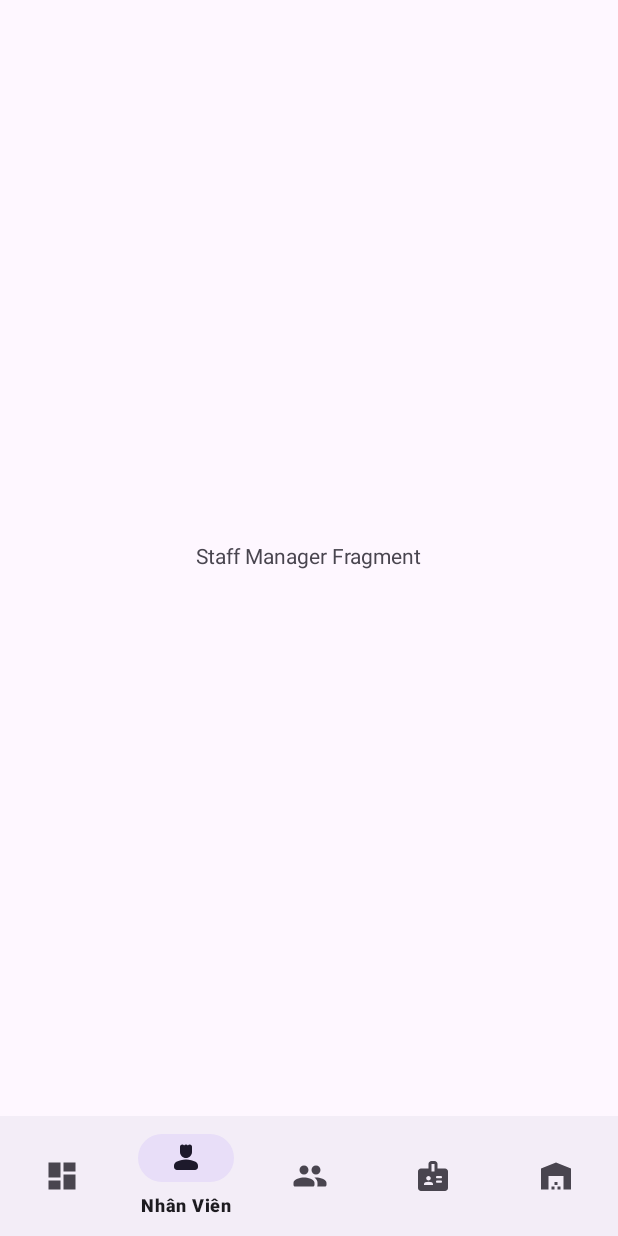
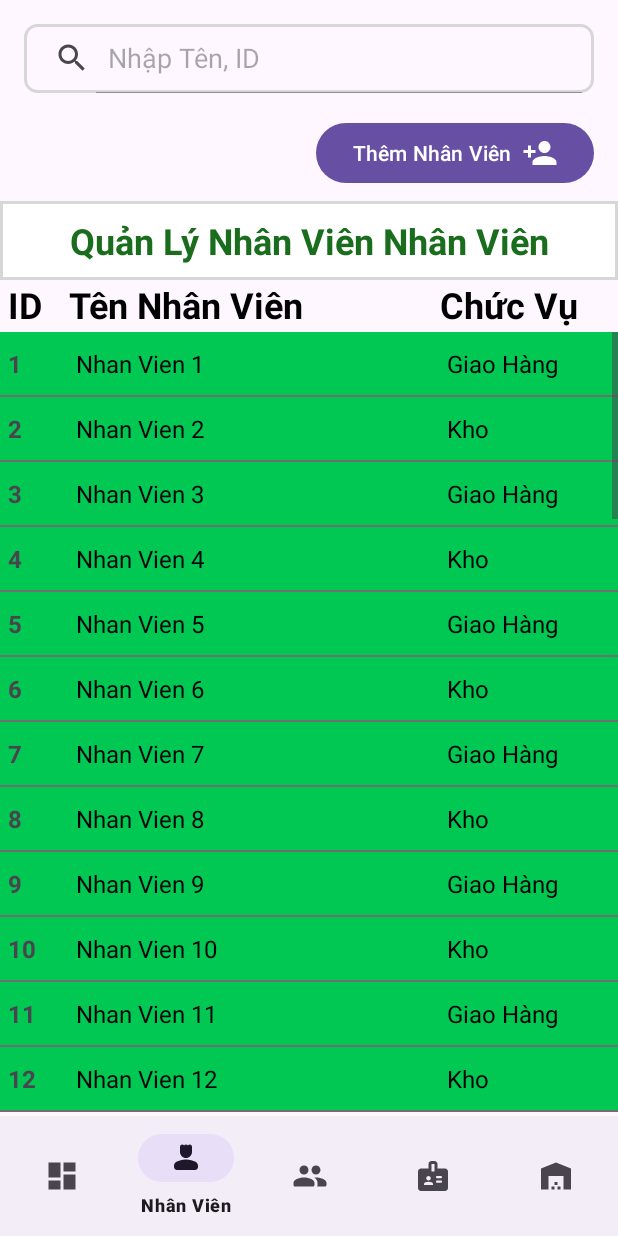
Before and after one commit to Linhvng5420/VLXDOnline, an Android app: the screen it shows after launch (Owner_HomeActivity), item 2 of the bottom bar chosen, on a phone screen of 412 x 824 dp. Run offline under Robolectric (Android 15) with nearby library versions, the phone set to English and light mode, and no system bars.

Commit message:
Tao RecycleView & Chay Thu Du Lieu Demo

```diff
--- a/app/src/main/AndroidManifest.xml
+++ b/app/src/main/AndroidManifest.xml
@@ -26,7 +26,8 @@
             android:exported="false" />
         <activity
             android:name=".Activity.Owner_HomeActivity"
-            android:exported="true">
+            android:exported="true"
+            android:windowSoftInputMode="adjustPan">
             <intent-filter>
                 <action android:name="android.intent.action.MAIN" />
 
--- a/app/src/main/java/com/tdc/vlxdonline/Activity/Owner_HomeActivity.java
+++ b/app/src/main/java/com/tdc/vlxdonline/Activity/Owner_HomeActivity.java
@@ -35,7 +35,7 @@ public class Owner_HomeActivity extends AppCompatActivity {
             if (itemId == R.id.nav_owner_dashboard) {
                 ReplaceFragment(new Fragment());
             } else if (itemId == R.id.nav_owner_nhanvien) {
-                ReplaceFragment(new Owner_StaffFragment());
+                ReplaceFragment(new Owner_NhanVienFragment());
             } else if (itemId == R.id.nav_owner_khachhang) {
                 ReplaceFragment(new Fragment());
             } else if (itemId == R.id.nav_owner_donhang) {
--- /dev/null
+++ b/app/src/main/java/com/tdc/vlxdonline/Activity/Owner_NhanVienFragment.java
@@ -0,0 +1,66 @@
+package com.tdc.vlxdonline.Activity;
+
+import android.os.Bundle;
+
+import androidx.annotation.NonNull;
+import androidx.annotation.Nullable;
+import androidx.fragment.app.Fragment;
+import androidx.recyclerview.widget.LinearLayoutManager;
+
+import android.view.LayoutInflater;
+import android.view.View;
+import android.view.ViewGroup;
+
+import com.tdc.vlxdonline.Adapter.NhanVienAdapter;
+import com.tdc.vlxdonline.Model.NhanVien;
+import com.tdc.vlxdonline.databinding.FragmentOwnerNhanvienBinding;
+
+import java.util.ArrayList;
+import java.util.List;
+
+public class Owner_NhanVienFragment extends Fragment {
+
+    private FragmentOwnerNhanvienBinding ownerNhanvienBinding;
+    private NhanVienAdapter nhanVienAdapter;
+    private List<NhanVien> nhanVienList;
+
+    @Nullable
+    @Override
+    public View onCreateView(@NonNull LayoutInflater inflater, @Nullable ViewGroup container, @Nullable Bundle savedInstanceState) {
+        // Sử dụng View Binding cho Fragment
+        ownerNhanvienBinding = FragmentOwnerNhanvienBinding.inflate(inflater, container, false);
+        return ownerNhanvienBinding.getRoot();
+    }
+
+    @Override
+    public void onViewCreated(@NonNull View view, @Nullable Bundle savedInstanceState) {
+        super.onViewCreated(view, savedInstanceState);
+
+        // Thiết lập RecyclerView
+        ownerNhanvienBinding.recyclerView.setLayoutManager(new LinearLayoutManager(getContext()));
+
+        // Sử dụng phương thức generateDummyData() để tạo dữ liệu
+        nhanVienList = generateDummyData();
+
+        // Thiết lập Adapter
+        nhanVienAdapter = new NhanVienAdapter(nhanVienList);
+        ownerNhanvienBinding.recyclerView.setAdapter(nhanVienAdapter);
+    }
+
+    // Phương thức tạo 50 dữ liệu mẫu
+    private List<NhanVien> generateDummyData() {
+        List<NhanVien> nhanVienList = new ArrayList<>();
+        for (int i = 1; i <= 50; i++) {
+            // ChucVu chỉ nhận 0 hoặc 1, sử dụng i % 2 để tạo xen kẽ 0 và 1
+            int chucVu = i % 2;
+            nhanVienList.add(new NhanVien(i, 1, "Nhan Vien " + i, chucVu, "0123456789" + i, "nhanvien" + i + "@example.com"));
+        }
+        return nhanVienList;
+    }
+
+    @Override
+    public void onDestroyView() {
+        super.onDestroyView();
+        ownerNhanvienBinding = null; // Giải phóng binding để tránh rò rỉ bộ nhớ
+    }
+}
--- a/app/src/main/java/com/tdc/vlxdonline/Activity/Owner_StaffFragment.java
+++ /dev/null
@@ -1,66 +0,0 @@
-package com.tdc.vlxdonline.Activity;
-
-import android.os.Bundle;
-
-import androidx.fragment.app.Fragment;
-
-import android.view.LayoutInflater;
-import android.view.View;
-import android.view.ViewGroup;
-
-import com.tdc.vlxdonline.R;
-
-/**
- * A simple {@link Fragment} subclass.
- * Use the {@link Owner_StaffFragment#newInstance} factory method to
- * create an instance of this fragment.
- */
-public class Owner_StaffFragment extends Fragment {
-
-    // TODO: Rename parameter arguments, choose names that match
-    // the fragment initialization parameters, e.g. ARG_ITEM_NUMBER
-    private static final String ARG_PARAM1 = "param1";
-    private static final String ARG_PARAM2 = "param2";
-
-    // TODO: Rename and change types of parameters
-    private String mParam1;
-    private String mParam2;
-
-    public Owner_StaffFragment() {
-        // Required empty public constructor
-    }
-
-    /**
-     * Use this factory method to create a new instance of
-     * this fragment using the provided parameters.
-     *
-     * @param param1 Parameter 1.
-     * @param param2 Parameter 2.
-     * @return A new instance of fragment Owner_StaffFragment.
-     */
-    // TODO: Rename and change types and number of parameters
-    public static Owner_StaffFragment newInstance(String param1, String param2) {
-        Owner_StaffFragment fragment = new Owner_StaffFragment();
-        Bundle args = new Bundle();
-        args.putString(ARG_PARAM1, param1);
-        args.putString(ARG_PARAM2, param2);
-        fragment.setArguments(args);
-        return fragment;
-    }
-
-    @Override
-    public void onCreate(Bundle savedInstanceState) {
-        super.onCreate(savedInstanceState);
-        if (getArguments() != null) {
-            mParam1 = getArguments().getString(ARG_PARAM1);
-            mParam2 = getArguments().getString(ARG_PARAM2);
-        }
-    }
-
-    @Override
-    public View onCreateView(LayoutInflater inflater, ViewGroup container,
-                             Bundle savedInstanceState) {
-        // Inflate the layout for this fragment
-        return inflater.inflate(R.layout.fragment_owner_staff, container, false);
-    }
-}
--- /dev/null
+++ b/app/src/main/java/com/tdc/vlxdonline/Adapter/NhanVienAdapter.java
@@ -0,0 +1,59 @@
+package com.tdc.vlxdonline.Adapter;
+
+import android.view.LayoutInflater;
+import android.view.ViewGroup;
+
+import androidx.annotation.NonNull;
+import androidx.recyclerview.widget.RecyclerView;
+
+import com.tdc.vlxdonline.Model.NhanVien;
+import com.tdc.vlxdonline.databinding.ItemOwnerNhanvienRcvBinding;
+
+import java.util.List;
+
+public class NhanVienAdapter extends RecyclerView.Adapter<NhanVienAdapter.NhanVienViewHolder> {
+
+    private List<NhanVien> nhanVienList;
+
+    public NhanVienAdapter(List<NhanVien> nhanVienList) {
+        this.nhanVienList = nhanVienList;
+    }
+
+    @NonNull
+    @Override
+    public NhanVienViewHolder onCreateViewHolder(@NonNull ViewGroup parent, int viewType) {
+        // Sử dụng View Binding cho dữ liệu nhân viên
+        ItemOwnerNhanvienRcvBinding binding = ItemOwnerNhanvienRcvBinding.inflate(LayoutInflater.from(parent.getContext()), parent, false);
+        return new NhanVienViewHolder(binding);
+    }
+
+    @Override
+    public void onBindViewHolder(@NonNull NhanVienViewHolder holder, int position) {
+        NhanVien nhanVien = nhanVienList.get(position);
+        holder.bind(nhanVien);
+    }
+
+    @Override
+    public int getItemCount() {
+        return nhanVienList.size();
+    }
+
+    // ViewHolder cho dữ liệu NhanVien sử dụng View Binding
+    public static class NhanVienViewHolder extends RecyclerView.ViewHolder {
+        private final ItemOwnerNhanvienRcvBinding binding;
+
+        public NhanVienViewHolder(@NonNull ItemOwnerNhanvienRcvBinding binding) {
+            super(binding.getRoot());
+            this.binding = binding;
+        }
+
+        public void bind(NhanVien nhanVien) {
+            binding.tvId.setText(String.valueOf(nhanVien.getId()));
+            binding.tvTenNV.setText(nhanVien.getTenNV());
+
+            // Hiển thị chức vụ: 0 là Kho, 1 là Giao Hàng
+            String chucVuText = nhanVien.getChucVu() == 0 ? "Kho" : "Giao Hàng";
+            binding.tvChucVu.setText(chucVuText);
+        }
+    }
+}
--- /dev/null
+++ b/app/src/main/java/com/tdc/vlxdonline/Model/NhanVien.java
@@ -0,0 +1,69 @@
+package com.tdc.vlxdonline.Model;
+
+public class NhanVien {
+    private int id;
+    private int idChu;
+    private String tenNV;
+    private int chucVu;
+    private String sdt;
+    private String email;
+
+    // Constructor
+    public NhanVien(int id, int idChu, String tenNV, int chucVu, String sdt, String email) {
+        this.id = id;
+        this.idChu = idChu;
+        this.tenNV = tenNV;
+        this.chucVu = chucVu;
+        this.sdt = sdt;
+        this.email = email;
+    }
+
+    // Getters and Setters
+    public int getId() {
+        return id;
+    }
+
+    public void setId(int id) {
+        this.id = id;
+    }
+
+    public int getIdChu() {
+        return idChu;
+    }
+
+    public void setIdChu(int idChu) {
+        this.idChu = idChu;
+    }
+
+    public String getTenNV() {
+        return tenNV;
+    }
+
+    public void setTenNV(String tenNV) {
+        this.tenNV = tenNV;
+    }
+
+    public int getChucVu() {
+        return chucVu;
+    }
+
+    public void setChucVu(int chucVu) {
+        this.chucVu = chucVu;
+    }
+
+    public String getSdt() {
+        return sdt;
+    }
+
+    public void setSdt(String sdt) {
+        this.sdt = sdt;
+    }
+
+    public String getEmail() {
+        return email;
+    }
+
+    public void setEmail(String email) {
+        this.email = email;
+    }
+}
--- /dev/null
+++ b/app/src/main/res/drawable/people_add.xml
@@ -0,0 +1,5 @@
+<vector xmlns:android="http://schemas.android.com/apk/res/android" android:height="24dp" android:tint="#000000" android:viewportHeight="24" android:viewportWidth="24" android:width="24dp">
+
+    <path android:fillColor="@android:color/white" android:pathData="M15,12c2.21,0 4,-1.79 4,-4s-1.79,-4 -4,-4 -4,1.79 -4,4 1.79,4 4,4zM6,10L6,7L4,7v3L1,10v2h3v3h2v-3h3v-2L6,10zM15,14c-2.67,0 -8,1.34 -8,4v2h16v-2c0,-2.66 -5.33,-4 -8,-4z"/>
+
+</vector>
--- /dev/null
+++ b/app/src/main/res/drawable/search_icon.xml
@@ -0,0 +1,5 @@
+<vector xmlns:android="http://schemas.android.com/apk/res/android" android:height="24dp" android:tint="#000000" android:viewportHeight="24" android:viewportWidth="24" android:width="24dp">
+
+    <path android:fillColor="@android:color/white" android:pathData="M15.5,14h-0.79l-0.28,-0.27C15.41,12.59 16,11.11 16,9.5 16,5.91 13.09,3 9.5,3S3,5.91 3,9.5 5.91,16 9.5,16c1.61,0 3.09,-0.59 4.23,-1.57l0.27,0.28v0.79l5,4.99L20.49,19l-4.99,-5zM9.5,14C7.01,14 5,11.99 5,9.5S7.01,5 9.5,5 14,7.01 14,9.5 11.99,14 9.5,14z"/>
+
+</vector>
--- /dev/null
+++ b/app/src/main/res/layout/fragment_owner_nhanvien.xml
@@ -0,0 +1,119 @@
+<?xml version="1.0" encoding="utf-8"?>
+<FrameLayout xmlns:android="http://schemas.android.com/apk/res/android"
+    xmlns:app="http://schemas.android.com/apk/res-auto"
+    xmlns:tools="http://schemas.android.com/tools"
+    android:layout_width="match_parent"
+    android:layout_height="match_parent"
+    tools:context=".Activity.Owner_NhanVienFragment">
+
+    <androidx.constraintlayout.widget.ConstraintLayout
+        android:layout_width="match_parent"
+        android:layout_height="match_parent">
+
+        <!-- SearchView với bo góc và mở rộng phạm vi nhấn -->
+
+        <SearchView
+            android:id="@+id/ownerNhanVien_search"
+            android:layout_width="0dp"
+            android:layout_height="46dp"
+            android:layout_marginStart="16dp"
+            android:layout_marginTop="16dp"
+            android:layout_marginEnd="16dp"
+            android:background="@drawable/bg_img_item"
+
+            android:iconifiedByDefault="false"
+            android:inputType="text"
+            android:queryHint="Nhập Tên, ID"
+            app:layout_constraintEnd_toEndOf="parent"
+            app:layout_constraintStart_toStartOf="parent"
+            app:layout_constraintTop_toTopOf="parent" />
+
+        <!-- Thêm Nhân Viên -->
+
+        <!--Danh Sách Nhân Viên-->
+        <Button
+            android:id="@+id/btnAddNhanVien"
+            android:layout_width="wrap_content"
+            android:layout_height="wrap_content"
+            android:layout_marginTop="16dp"
+            android:layout_marginEnd="16dp"
+            android:drawableRight="@drawable/people_add"
+            android:drawableTint="#FFFFFF"
+            android:text="Thêm Nhân Viên"
+            app:layout_constraintEnd_toEndOf="parent"
+            app:layout_constraintTop_toBottomOf="@+id/ownerNhanVien_search" />
+
+        <TextView
+            android:id="@+id/textView2"
+            android:layout_width="match_parent"
+            android:layout_height="wrap_content"
+            android:layout_marginTop="8dp"
+            android:background="@drawable/bg_img_detail"
+            android:padding="10dp"
+            android:text="Quản Lý Nhân Viên Nhân Viên"
+            android:textAlignment="center"
+            android:textColor="#1A6D1D"
+            android:textSize="24sp"
+            android:textStyle="bold"
+            app:layout_constraintEnd_toEndOf="parent"
+            app:layout_constraintStart_toStartOf="parent"
+            app:layout_constraintTop_toBottomOf="@+id/btnAddNhanVien" />
+
+        <!-- Hàng tiêu đề cố định, không cuộn -->
+
+        <LinearLayout
+            android:id="@+id/linearLayout"
+            android:layout_width="match_parent"
+            android:layout_height="wrap_content"
+            android:orientation="horizontal"
+            app:layout_constraintEnd_toEndOf="parent"
+            app:layout_constraintStart_toStartOf="parent"
+            app:layout_constraintTop_toBottomOf="@+id/textView2">
+
+            <TextView
+                android:layout_width="0dp"
+                android:layout_height="wrap_content"
+                android:layout_weight="0.5"
+                android:paddingStart="5dp"
+                android:text="ID"
+                android:textColor="#000000"
+                android:textSize="24sp"
+                android:textStyle="bold" />
+
+            <TextView
+                android:layout_width="0dp"
+                android:layout_height="wrap_content"
+                android:layout_weight="3"
+                android:paddingStart="5dp"
+                android:text="Tên Nhân Viên"
+                android:textColor="#000000"
+                android:textSize="24sp"
+                android:textStyle="bold" />
+
+            <TextView
+                android:layout_width="0dp"
+                android:layout_height="wrap_content"
+                android:layout_weight="1.5"
+                android:paddingStart="5dp"
+                android:text="Chức Vụ"
+                android:textColor="#000000"
+                android:textSize="24sp"
+                android:textStyle="bold" />
+        </LinearLayout>
+
+        <androidx.recyclerview.widget.RecyclerView
+            android:id="@+id/recyclerView"
+            android:layout_width="0dp"
+            android:layout_height="0dp"
+            android:layout_marginTop="2dp"
+            android:background="#8D000000"
+            android:scrollbars="vertical"
+            app:layout_constraintBottom_toBottomOf="parent"
+            app:layout_constraintEnd_toEndOf="parent"
+            app:layout_constraintHorizontal_bias="0.5"
+            app:layout_constraintStart_toStartOf="parent"
+            app:layout_constraintTop_toBottomOf="@+id/linearLayout"
+            tools:listitem="@layout/item_owner_nhanvien_rcv" />
+    </androidx.constraintlayout.widget.ConstraintLayout>
+
+</FrameLayout>
--- a/app/src/main/res/layout/fragment_owner_staff.xml
+++ /dev/null
@@ -1,15 +0,0 @@
-<?xml version="1.0" encoding="utf-8"?>
-<FrameLayout xmlns:android="http://schemas.android.com/apk/res/android"
-    xmlns:tools="http://schemas.android.com/tools"
-    android:layout_width="match_parent"
-    android:layout_height="match_parent"
-    tools:context=".Activity.Owner_StaffFragment">
-
-    <!-- TODO: Update blank fragment layout -->
-    <TextView
-        android:layout_width="wrap_content"
-        android:layout_height="wrap_content"
-        android:layout_gravity="center"
-        android:text="Staff Manager Fragment" />
-
-</FrameLayout>
--- /dev/null
+++ b/app/src/main/res/layout/item_owner_nhanvien_rcv.xml
@@ -0,0 +1,44 @@
+<LinearLayout xmlns:android="http://schemas.android.com/apk/res/android"
+    xmlns:app="http://schemas.android.com/apk/res-auto"
+    android:layout_width="match_parent"
+    android:layout_height="wrap_content"
+    android:layout_marginBottom="1dp"
+    android:background="#00C853"
+    android:orientation="horizontal"
+    android:paddingTop="10dp"
+    android:paddingBottom="10dp">
+
+    <TextView
+        android:id="@+id/tvId"
+        android:layout_width="0dp"
+        android:layout_height="wrap_content"
+        android:layout_weight="0.5"
+        android:paddingStart="5dp"
+        android:text="ID"
+        android:textAlignment="textStart"
+        android:textSize="16sp"
+        android:textStyle="bold" />
+
+    <TextView
+        android:id="@+id/tvTenNV"
+        android:layout_width="0dp"
+        android:layout_height="wrap_content"
+        android:layout_weight="3"
+        android:paddingStart="10dp"
+        android:text="Name"
+        android:textAlignment="textStart"
+        android:textColor="#000"
+        android:textSize="16sp" />
+
+    <TextView
+        android:id="@+id/tvChucVu"
+        android:layout_width="0dp"
+        android:layout_height="wrap_content"
+        android:layout_weight="1.5"
+        android:paddingStart="10dp"
+        android:text="Position"
+        android:textAlignment="textStart"
+        android:textColor="#000"
+        android:textSize="16sp" />
+
+</LinearLayout>
```
